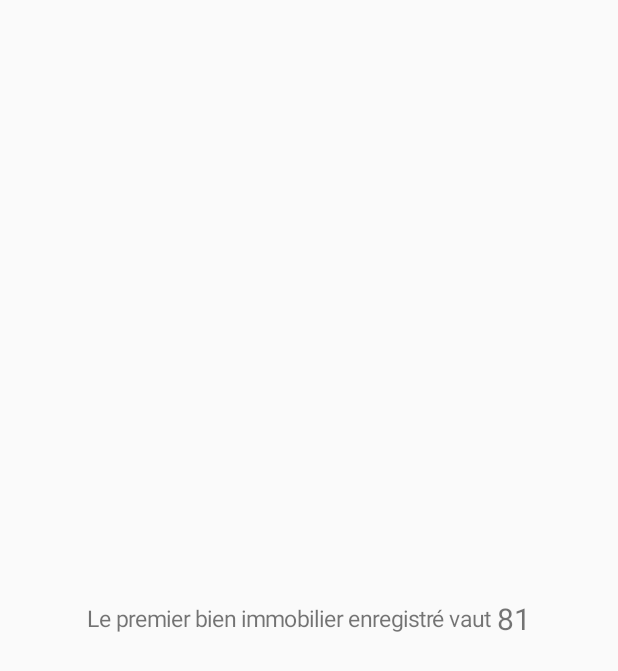
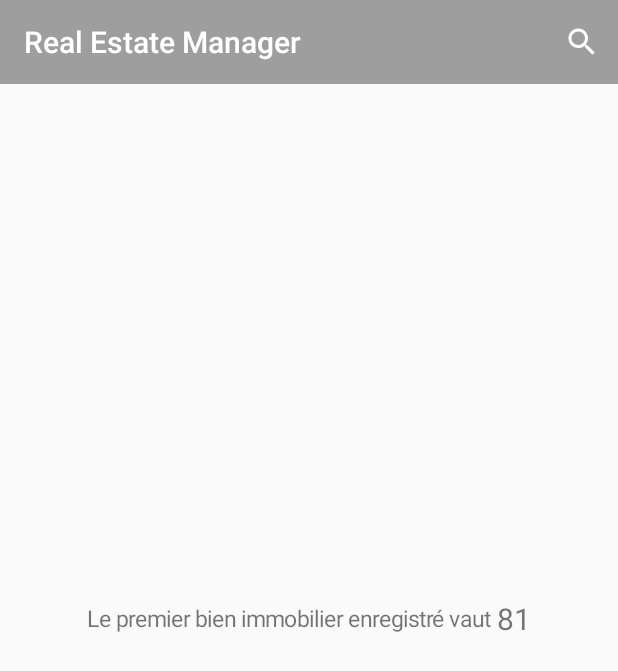
Before and after one commit to gironnetd/RealEstateManager, an Android app: the screen it shows after launch (MainActivity), on a phone screen of 412 x 824 dp. Shown: the top 671 px of the screen. Run offline under Robolectric (Android 15) with nearby library versions, the phone set to English and light mode, and no system bars.

Commit message:
Add ToolBar - Testing GREEN
- Test if title is displayed - succeeded
- Test if Search icon is displayed - succeeded

```diff
--- a/app/src/main/java/com/openclassrooms/realestatemanager/MainActivity.kt
+++ b/app/src/main/java/com/openclassrooms/realestatemanager/MainActivity.kt
@@ -1,8 +1,8 @@
 package com.openclassrooms.realestatemanager
 
 import android.os.Bundle
+import android.view.Menu
 import androidx.appcompat.app.AppCompatActivity
-import android.widget.TextView
 import com.openclassrooms.realestatemanager.databinding.ActivityMainBinding
 
 class MainActivity : AppCompatActivity() {
@@ -13,8 +13,14 @@ class MainActivity : AppCompatActivity() {
         super.onCreate(savedInstanceState)
         binding = ActivityMainBinding.inflate(layoutInflater)
         setContentView(binding.root)
+        setSupportActionBar(binding.toolBar)
         configureTextViewMain()
         configureTextViewQuantity()
+    }
+
+    override fun onCreateOptionsMenu(menu: Menu?): Boolean {
+        menuInflater.inflate(R.menu.menu_action_bar, menu)
+        return super.onCreateOptionsMenu(menu)
     }
 
     private fun configureTextViewMain() {
--- a/app/src/main/res/layout/activity_main.xml
+++ b/app/src/main/res/layout/activity_main.xml
@@ -6,6 +6,16 @@
     android:layout_height="match_parent"
     tools:context="com.openclassrooms.realestatemanager.MainActivity"
     android:gravity="center">
+
+    <androidx.appcompat.widget.Toolbar
+        android:id="@+id/tool_bar"
+        android:layout_width="match_parent"
+        android:layout_height="?attr/actionBarSize"
+        android:background="@color/colorPrimary"
+        app:titleTextColor="@android:color/white"
+        app:layout_constraintEnd_toEndOf="parent"
+        app:layout_constraintStart_toStartOf="parent"
+        app:layout_constraintTop_toTopOf="parent" />
 
     <LinearLayout
         android:layout_width="match_parent"
```
